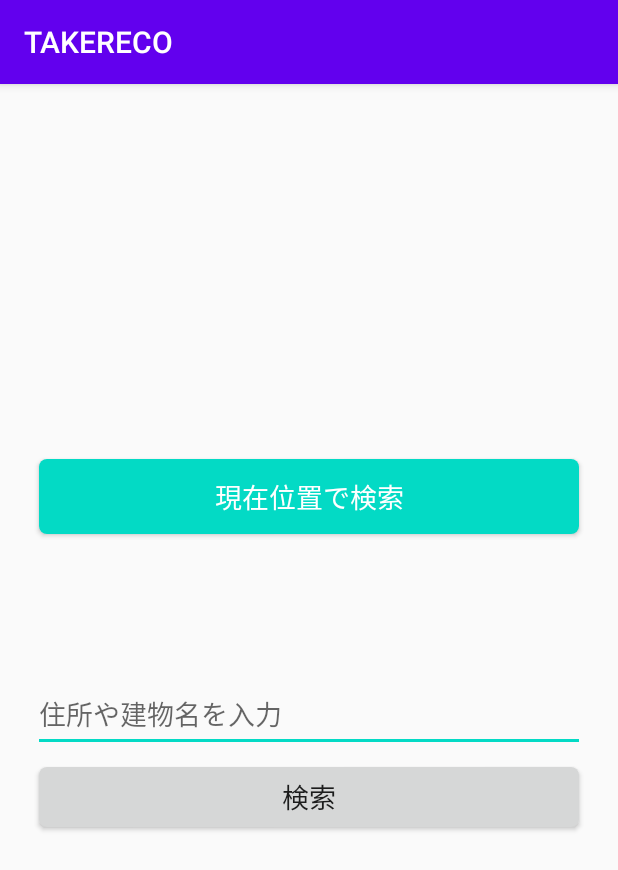
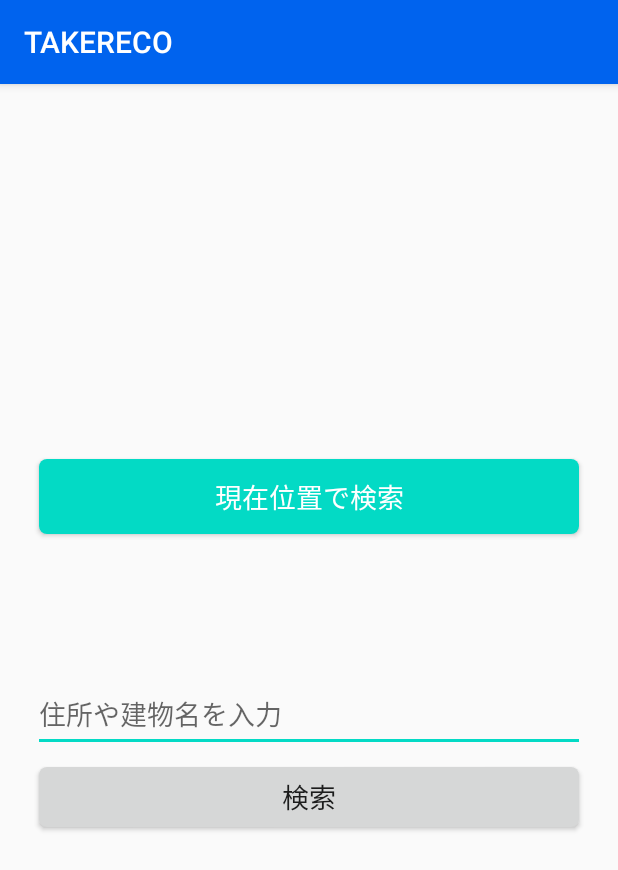
Before and after one commit to JintoYamanaka/recommendRestaurants, an Android app: the screen it shows after launch (MainActivity), on a phone screen of 412 x 824 dp. Shown: the top 870 px of the screen. Run offline under Robolectric (Android 15) with nearby library versions, the phone set to English and light mode, and no system bars.

Commit message:
カラーデザインを調整

```diff
--- a/app/src/main/res/values/colors.xml
+++ b/app/src/main/res/values/colors.xml
@@ -1,9 +1,9 @@
 <?xml version="1.0" encoding="utf-8"?>
 <resources>
-<!--    <color name="colorPrimaryDark">#0025ee</color>-->
-<!--    <color name="colorPrimary">#0063EE</color>-->
-<!--    <color name="colorAccent">#33CCFF</color>-->
-    <color name="colorPrimaryDark">#3700B3</color>
-    <color name="colorPrimary">#6200EE</color>
+    <color name="colorPrimaryDark">#0025ee</color>
+    <color name="colorPrimary">#0063EE</color>
+<!--    <color name="colorPrimaryDark">#3700B3</color>-->
+<!--    <color name="colorPrimary">#6200EE</color>-->
     <color name="colorAccent">#03DAC5</color>
+    <!--    <color name="colorAccent">#33CCFF</color>-->
 </resources>
```
